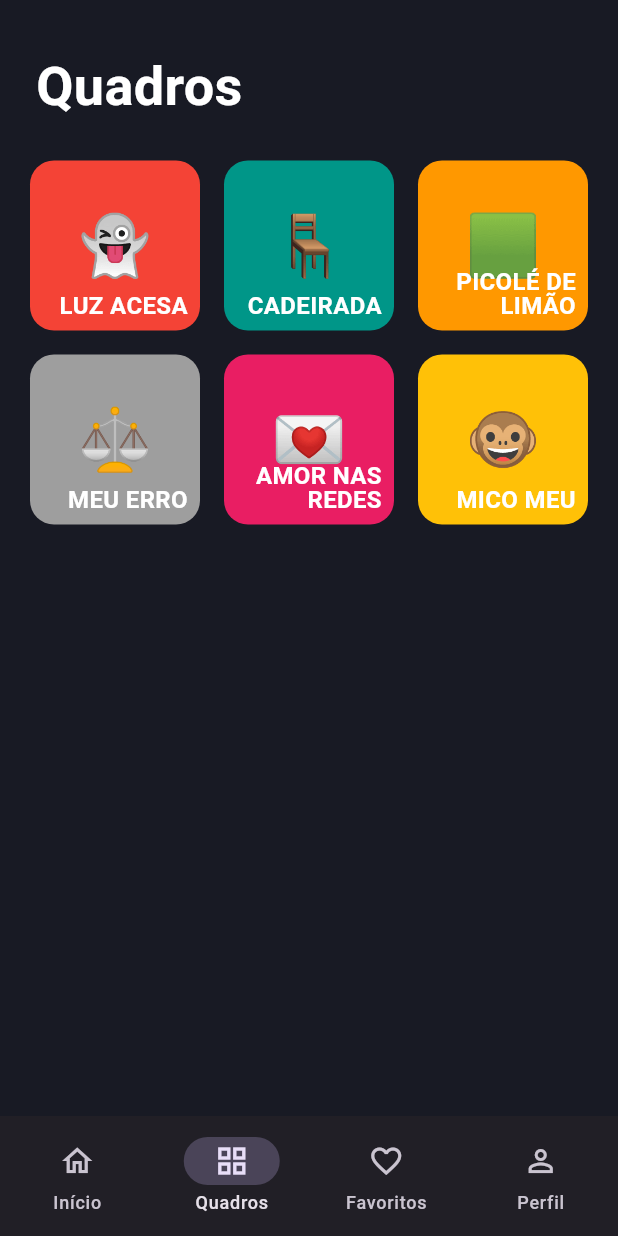
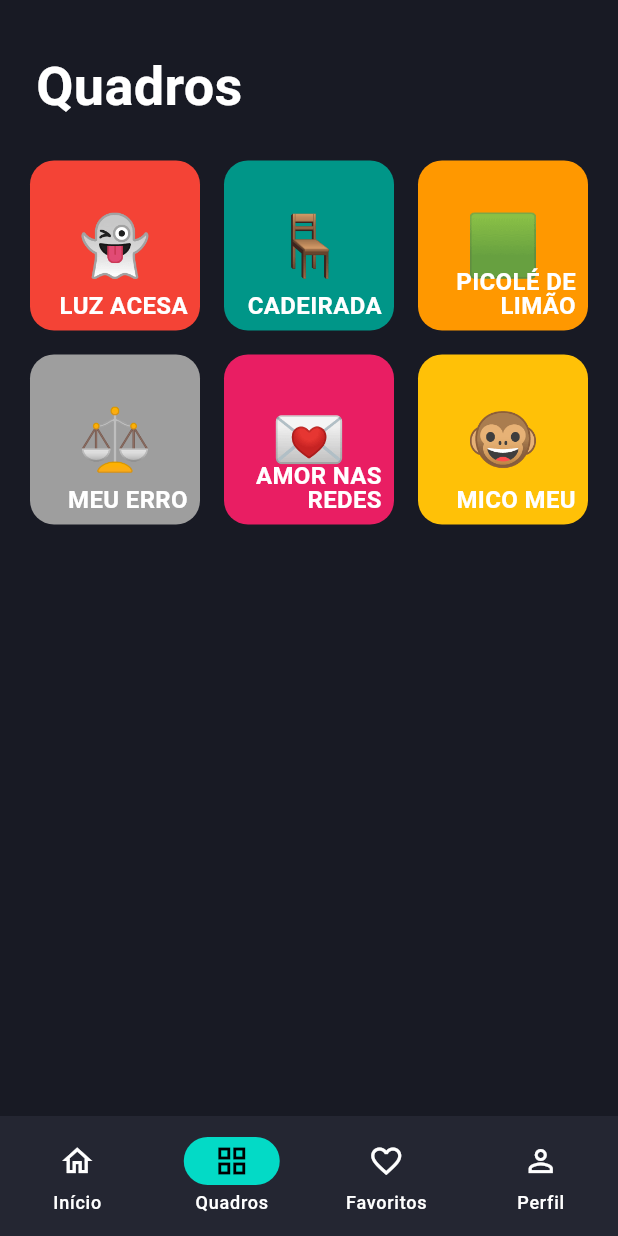
Before and after one commit to brudrago/PodcastApp, a Flutter app: the screen it shows after launch, item 2 of the bottom bar chosen, on a phone screen of 412 x 824 dp. Run offline on Flutter 3.47's test engine with Material 3 defaults, Android fonts, the phone set to English and light mode, and no system bars; our stand-ins replace cached_network_image, go_router.

Commit message:
[Podcast] Update theme

```diff
--- /dev/null
+++ b/podcast_app/lib/app/UI/app_colors.dart
@@ -0,0 +1,16 @@
+import 'package:flutter/material.dart';
+
+sealed class PodcastAppColors {
+  static const Color white = Color(0xFFFFFFFF);
+  static const Color black = Color(0xFF000000);
+
+  static const Color secondary = Color(0xFFFFD400);
+  static const Color error = Color(0xFFFF5252);
+  static const Color primary = Color(0xFFE040FB);
+
+  static const Color darkBackground = Color(0xFF181A24);
+  static const Color darkSurface = Color(0xFF242632);
+
+  static const Color lightBackground = Color(0xFFF5F5F5);
+  static const Color lightSurface = Color(0xFFFFFFFF);
+}
--- /dev/null
+++ b/podcast_app/lib/app/UI/app_theme.dart
@@ -0,0 +1,54 @@
+import 'package:flutter/material.dart';
+import 'package:podcast_app/app/UI/app_colors.dart';
+
+sealed class PodcastAppTheme {
+  static final ThemeData light = ThemeData(
+    brightness: Brightness.light,
+    scaffoldBackgroundColor: PodcastAppColors.lightBackground,
+    colorScheme: const ColorScheme.light(
+      primary: PodcastAppColors.primary,
+      surface: PodcastAppColors.lightSurface,
+      onSurface: PodcastAppColors.black,
+      error: PodcastAppColors.error,
+    ),
+    appBarTheme: const AppBarTheme(
+      backgroundColor: PodcastAppColors.lightBackground,
+      foregroundColor: PodcastAppColors.black,
+      elevation: 0,
+    ),
+    textTheme: const TextTheme(
+      headlineLarge: TextStyle(
+        color: PodcastAppColors.black,
+        fontSize: 36,
+        fontWeight: FontWeight.bold,
+      ),
+      titleMedium: TextStyle(color: PodcastAppColors.black, fontSize: 20),
+      bodyMedium: TextStyle(color: PodcastAppColors.black, fontSize: 14),
+    ),
+  );
+
+  static final ThemeData dark = ThemeData(
+    brightness: Brightness.dark,
+    scaffoldBackgroundColor: PodcastAppColors.darkBackground,
+    colorScheme: const ColorScheme.dark(
+      primary: PodcastAppColors.primary,
+      surface: PodcastAppColors.darkSurface,
+      onSurface: PodcastAppColors.white,
+      error: PodcastAppColors.error,
+    ),
+    appBarTheme: const AppBarTheme(
+      backgroundColor: PodcastAppColors.darkBackground,
+      foregroundColor: PodcastAppColors.white,
+      elevation: 0,
+    ),
+    textTheme: const TextTheme(
+      headlineLarge: TextStyle(
+        color: PodcastAppColors.white,
+        fontSize: 36,
+        fontWeight: FontWeight.bold,
+      ),
+      titleMedium: TextStyle(color: PodcastAppColors.white, fontSize: 20),
+      bodyMedium: TextStyle(color: PodcastAppColors.white, fontSize: 14),
+    ),
+  );
+}
--- a/podcast_app/lib/app/podcast_app.dart
+++ b/podcast_app/lib/app/podcast_app.dart
@@ -1,4 +1,5 @@
 import 'package:flutter/material.dart';
+import 'package:podcast_app/app/UI/app_theme.dart';
 import 'package:podcast_app/app/router/app_router.dart';
 import 'package:podcast_app/app/theme_controller.dart';
 
@@ -27,10 +28,8 @@ class _PodcastAppState extends State<PodcastApp> {
         title: 'Podcast App',
         debugShowCheckedModeBanner: false,
         themeMode: themeMode,
-        theme: ThemeData.light(),
-        darkTheme: ThemeData.dark().copyWith(
-          scaffoldBackgroundColor: const Color(0xFF181A24),
-        ),
+        theme: PodcastAppTheme.light,
+        darkTheme: PodcastAppTheme.dark,
         routerConfig: appRouter,
       ),
     );
--- a/podcast_app/lib/app/theme_controller.dart
+++ b/podcast_app/lib/app/theme_controller.dart
@@ -12,7 +12,12 @@ class ThemeController extends InheritedWidget {
   final ValueChanged<bool> onThemeChanged;
 
   static ThemeController of(BuildContext context) {
-    return context.dependOnInheritedWidgetOfExactType<ThemeController>()!;
+    final controller = context
+        .dependOnInheritedWidgetOfExactType<ThemeController>();
+
+    assert(controller != null, 'ThemeController não encontrado no contexto');
+
+    return controller!;
   }
 
   @override
```
